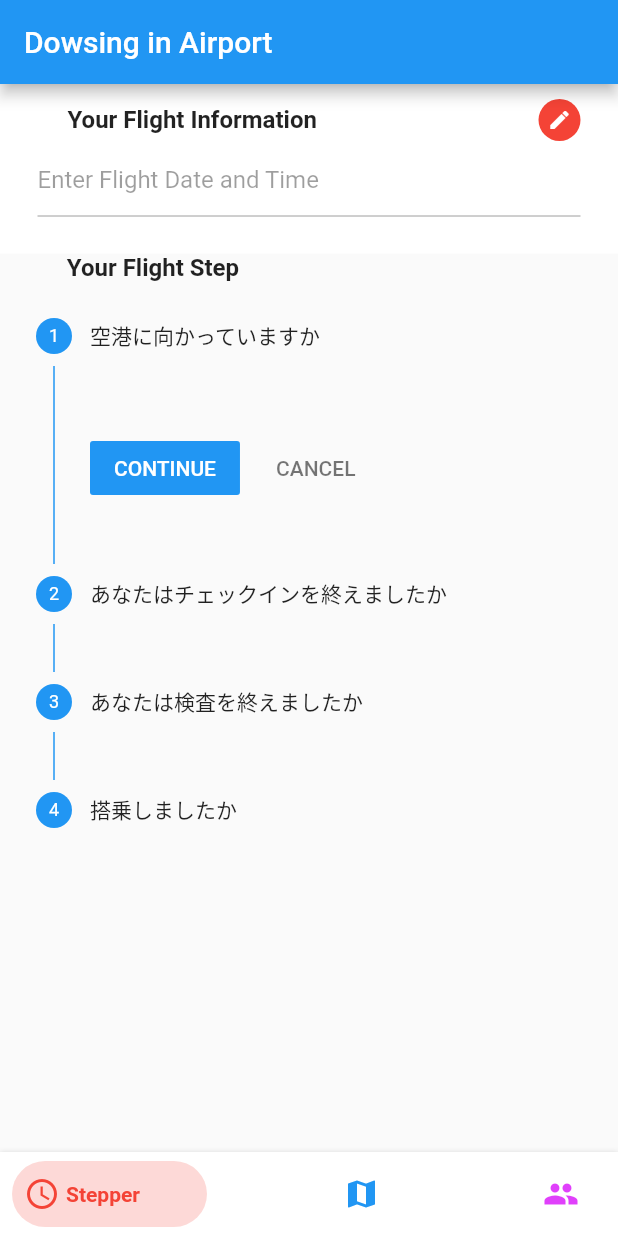
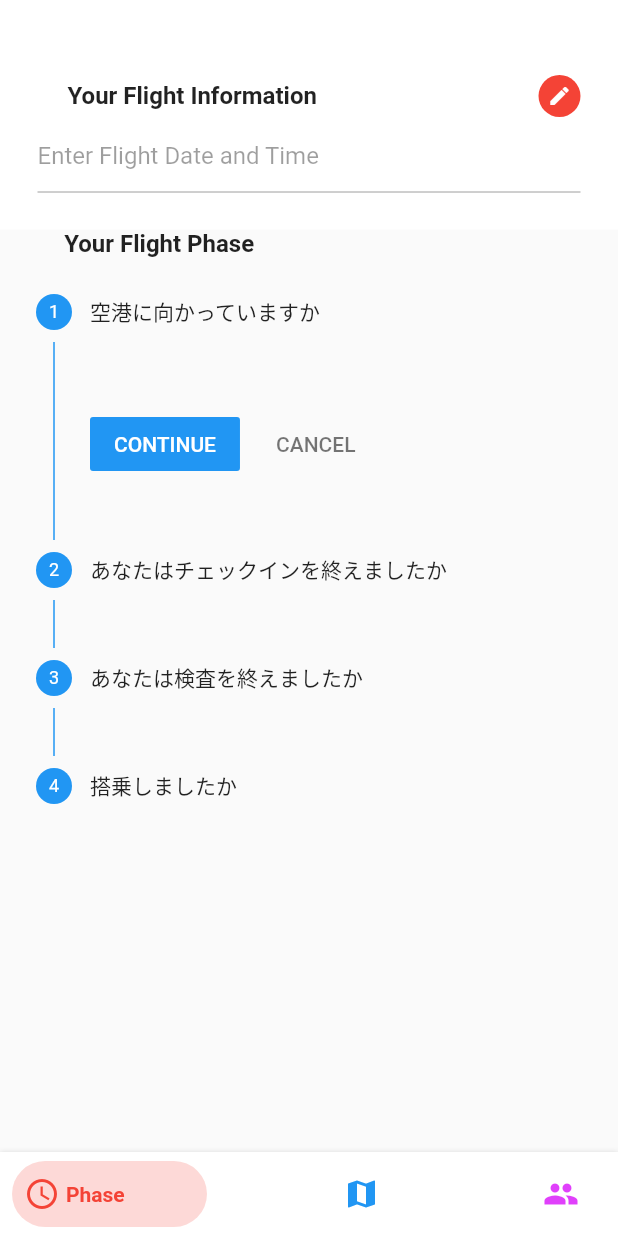
Before and after one commit to Shogo-dayo/acceralation_flutter, a Flutter app: the screen it shows after launch, on a phone screen of 412 x 824 dp. Run offline on Flutter 3.47's test engine with Material 2 defaults, Android fonts, the phone set to English and light mode, and no system bars; drawn by our look-alikes of bottom_navy_bar; our stand-ins replace flutter_compass, sensors, vibration; generated files the repository leaves out were written again.

Commit message:
用語調整

```diff
--- a/lib/about.dart
+++ b/lib/about.dart
@@ -1,9 +1,9 @@
-import 'package:acceralation_flutter/main.dart';
 import "package:flutter/material.dart";
 import 'package:http/http.dart' as http;
-import 'post.dart';
 import 'dart:convert';
 
+//プロフィールページ
+//location/update
 
 class AboutPage extends StatefulWidget{
   @override
@@ -13,16 +13,15 @@ class AboutPage extends StatefulWidget{
 
 class _AboutPageState extends State<AboutPage> with SingleTickerProviderStateMixin {
 
-  bool _status = false;
+  bool _status = true;
   final FocusNode myFocusNode = FocusNode();
 
   //globalkey でformの入力を行う
-
   final _formKey = GlobalKey<FormState>();
 
   String name = "";
   String tel = "";
-  String url = "http://d11f9a85.ngrok.io/location/update";
+  String url = "http://e739fe18.ngrok.io/location/update";
 
   TextEditingController user = TextEditingController();
 
--- a/lib/main.dart
+++ b/lib/main.dart
@@ -1,8 +1,8 @@
 import 'package:flutter/material.dart';
 import 'package:bottom_navy_bar/bottom_navy_bar.dart';
-import './flight.dart' as flightPage;
+import './phase.dart' as phasePage;
 import './about.dart' as aboutPage;
-import './map.dart' as mapPage;
+import './step.dart' as StepPage;
 
 void main() => runApp(MyApp());
 
@@ -49,15 +49,12 @@ class _MyHomePageState extends State<MyHomePage> with SingleTickerProviderStateM
   @override
   Widget build(BuildContext context) {
     return Scaffold(
-        appBar: AppBar(
-          title: Text("Dowsing in Airport"),
-        ),
 
         body: PageView(
           controller: _pageController,
           children: <Widget>[
-            flightPage.FlightPage(),
-            mapPage.MapPage(),
+            phasePage.PhasePage(),
+            StepPage.StepPage(),
             aboutPage.AboutPage(),
           ],
         ),
@@ -69,25 +66,25 @@ class _MyHomePageState extends State<MyHomePage> with SingleTickerProviderStateM
               setState(() {
                 _page = index;
                 _pageController.animateToPage(index,
-                    duration: Duration(milliseconds: 300), curve: Curves.ease);
+                    duration: Duration(milliseconds: 150), curve: Curves.ease);
               }),
 
           items: [
             BottomNavyBarItem(
               icon: Icon(Icons.schedule),
-              title: Text('Stepper'),
+              title: Text('Phase'),
               activeColor: Colors.red,
             ),
 
             BottomNavyBarItem(
                 icon: Icon(Icons.map),
-                title: Text('Dowsing'),
+                title: Text('Step'),
                 activeColor: Colors.blue
             ),
 
             BottomNavyBarItem(
                 icon: Icon(Icons.people),
-                title: Text('Users'),
+                title: Text('Pfofile'),
                 activeColor: Colors.purpleAccent
             ),
           ],
--- a/lib/flight.dart
+++ b/lib/phase.dart
@@ -1,64 +1,61 @@
-import 'package:acceralation_flutter/main.dart';
-import "package:flutter/material.dart";
 import "package:flutter/material.dart";
 import 'package:http/http.dart' as http;
-import 'post.dart';
 import 'dart:convert';
-import './about.dart';
 
+//phaseページ
+//location/phase
 
-class FlightPage extends StatefulWidget {
+class PhasePage extends StatefulWidget {
   @override
-  FlightPageState createState() => FlightPageState();
+  PhasePageState createState() => PhasePageState();
 }
 
-class FlightPageState extends State<FlightPage> {
+class PhasePageState extends State<PhasePage> {
 
   bool _status = true;
   final FocusNode myFocusNode = FocusNode();
 
 
   // init the step to 0th position
-  int current_step = 0;
+  int current_phase = 0;
 
   //TODO currentstepの状態で足跡を制御する.
-  String url = "http://d11f9a85.ngrok.io/location/phase";
+  String url = "http://e739fe18.ngrok.io/location/phase";
 
-  TextEditingController currentstep = TextEditingController();
+  TextEditingController currentPhase = TextEditingController();
 
   //サーバにnameと電話番号を送る
   //TODO ngrokは更新される
 
-  getData(String count_step) async{
-    String profile = url +  count_step;
-    var res = await http.get(profile,headers:{"Accept":"application/json"});
+  getData(String count_phase) async {
+    String phase = url + count_phase;
+    var res = await http.get(phase, headers: {"Accept": "application/json"});
     var resBody = json.decode(res.body);
-    current_step = resBody["curren_step"];
+    current_phase = resBody["current_phase"];
     setState(() {
-
-      print("step success");
+      print("phase success");
     });
   }
 
   List<Step> my_steps = [
     Step(
       // Title of the Step
-        title: Text("空港に向かっていますか"),
-        // Content, it can be any widget here. Using basic Text for this example
-        content: Text("", style: TextStyle(fontSize: 10),),
-        isActive: true,),
+      title: Text("空港に向かっていますか"),
+      // Content, it can be any widget here. Using basic Text for this example
+      content: Text("", style: TextStyle(fontSize: 10),),
+      isActive: true,),
     Step(
         title: Text("あなたはチェックインを終えましたか"),
-        content: Text("",style: TextStyle(fontSize: 10)),
+        content: Text("", style: TextStyle(fontSize: 10)),
         // You can change the style of the step icon i.e number, editing, etc.
         isActive: true),
     Step(
         title: Text("あなたは検査を終えましたか"),
-        content: Text("",style: TextStyle(fontSize: 10)),
+        content: Text("", style: TextStyle(fontSize: 10)),
         isActive: true),
     Step(
         title: Text("搭乗しましたか"),
-        content: Text("",style: TextStyle(fontSize: 10)),
+        content: Text("", style: TextStyle(fontSize: 10)),
         isActive: true),
   ];
 
@@ -78,7 +75,7 @@ class FlightPageState extends State<FlightPage> {
                 children: <Widget>[
                   Padding(
                       padding: EdgeInsets.only(
-                          left: 45.0, right: 25.0, top: 10.0),
+                          left: 45.0, right: 25.0, top: 50.0),
                       child: Row(
                         mainAxisAlignment: MainAxisAlignment
                             .spaceBetween,
@@ -132,12 +129,11 @@ class FlightPageState extends State<FlightPage> {
           ),
 
 
-
           Column(
             children: <Widget>[
               Container(
-                alignment: Alignment(-0.7,0.3),
-                child : Text("Your Flight Step",style: TextStyle(
+                alignment: Alignment(-0.7, 0.3),
+                child: Text("Your Flight Phase", style: TextStyle(
                     fontSize: 16.0,
                     fontWeight: FontWeight.bold),
                 ),
@@ -145,7 +141,7 @@ class FlightPageState extends State<FlightPage> {
 
               Stepper(
                 // Using a variable here for handling the currentStep
-                currentStep: this.current_step,
+                currentStep: this.current_phase,
                 // List the steps you would like to have
                 steps: my_steps,
                 // Define the type of Stepper style
@@ -158,17 +154,14 @@ class FlightPageState extends State<FlightPage> {
                   setState(() {
                     // update the variable handling the current step value
                     // jump to the tapped step
-                    current_step = step;
-                    debugPrint("Current_Step : ${current_step}");
+                    current_phase = step;
+                    debugPrint("Current_Phase : ${current_phase}");
 
                     //TODO ここで,現時点でのステップをサーバに送る
-                    getData(currentstep.text);
-
-
-
+                    getData(currentPhase.text);
                   });
                   // Log function call
-                  print("onStepTapped : " + step.toString());
+                  print("onPhaseTapped : " + step.toString());
                 },
 
 
@@ -177,14 +170,14 @@ class FlightPageState extends State<FlightPage> {
                   setState(() {
                     // update the variable handling the current step value
                     // going back one step i.e subtracting 1, until its 0
-                    if (current_step > 0) {
-                      current_step = current_step - 1;
+                    if (current_phase > 0) {
+                      current_phase = current_phase - 1;
                     } else {
-                      current_step = 0;
+                      current_phase = 0;
                     }
                   });
                   // Log function call
-                  print("onStepCancel : " + current_step.toString());
+                  print("onPhaseCancel : " + current_phase.toString());
                 },
                 // On hitting continue button, change the state
 
@@ -193,14 +186,14 @@ class FlightPageState extends State<FlightPage> {
                   setState(() {
                     // update the variable handling the current step value
                     // going back one step i.e adding 1, until its the length of the step
-                    if (current_step < my_steps.length - 1) {
-                      current_step = current_step + 1;
+                    if (current_phase < my_steps.length - 1) {
+                      current_phase = current_phase + 1;
                     } else {
-                      current_step = 0;
+                      current_phase = 0;
                     }
                   });
                   // Log function call
-                  print("onStepContinue : " + current_step.toString());
+                  print("onPhaseContinue : " + current_phase.toString());
                 },
               )
             ],
--- a/lib/map.dart
+++ b/lib/step.dart
@@ -11,6 +11,9 @@ import 'package:flutter_compass/flutter_compass.dart';
 import 'package:vibration/vibration.dart';
 
 
+//足跡ページ
+//location/update
+
 int step_sum = 0;
 int step_now = 0;
 String name = 'user_1';
@@ -19,16 +22,17 @@ String name = 'user_1';
 //TODO trueの場合のファンクションを考える
 
 
-class MapPage extends StatefulWidget {
+class StepPage extends StatefulWidget {
 
   @override
-  _MapPageState createState() => _MapPageState();
+  _StepPageState createState() => _StepPageState();
 }
 
-class _MapPageState extends State<MapPage> {
+class _StepPageState extends State<StepPage> {
 
   int distance = 0;
   bool get = false;
+  double _direction;
 
   acc.Acceralation acceralation;
   List<acc.Acceralation> acceralation_list = [];
@@ -47,9 +51,16 @@ class _MapPageState extends State<MapPage> {
     super.initState();
     print("init start");
     getacceralation();
-    Timer.periodic(Duration(milliseconds: 500), getData);
+    Timer.periodic(Duration(milliseconds: 500), getStep);
     Timer.periodic(Duration(milliseconds: 500), UserStepRequest);
     _vibrate();
+    FlutterCompass.events.listen((double direction) {
+      setState(() {
+        _direction = direction;
+        debugPrint("$_direction");
+      });
+    });
+
   }
 
   @override
@@ -138,7 +149,7 @@ class _MapPageState extends State<MapPage> {
   }
 
 
-  void getData(Timer timer){
+  void getStep(Timer timer){
     step_now = acc.getStep(acceralation_list);
     step_sum += step_now;
     acceralation_list.clear();
@@ -169,7 +180,7 @@ Future<Post> fetchPost() async {
 //TODO ngrokは更新される
 
 void UserRegistRequest() async {
-  String url = "http://d11f9a85.ngrok.io/location/update";
+  String url = "http://e739fe18.ngrok.io/location/update";
   Map<String, String> headers = {'content-type': 'application/json'};
   String body = json.encode({'name':'user_1','x':3,'y':4,'step':1});
   http.Response resp = await http.post(url, headers: headers, body: body);
@@ -184,7 +195,7 @@ void UserRegistRequest() async {
 
 //これでサーバにデータを送信
 void UserStepRequest(Timer timer) async {
-  String url = "http://d11f9a85.ngrok.io/location/update";
+  String url = "http://e739fe18.ngrok.io/location/update";
   Map<String, String> headers = {'content-type': 'application/json'};
   String body = json.encode({'name':name,'step':step_now});
   http.Response resp = await http.post(url, headers: headers, body: body);
```
Lines whose indentation alone changed are shown as unchanged.
